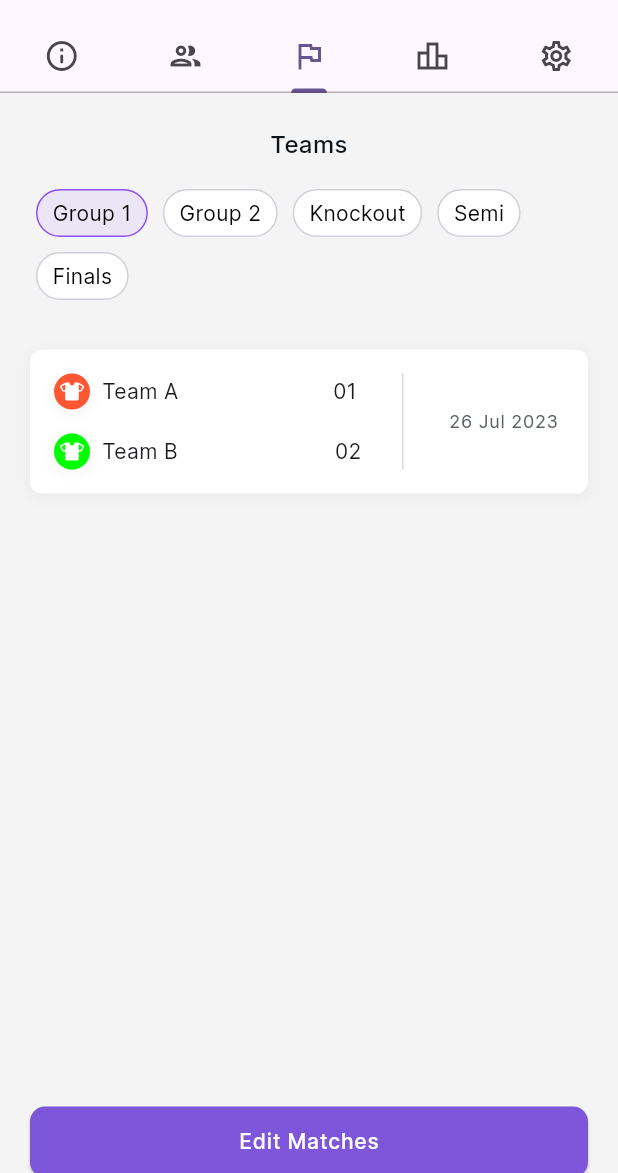
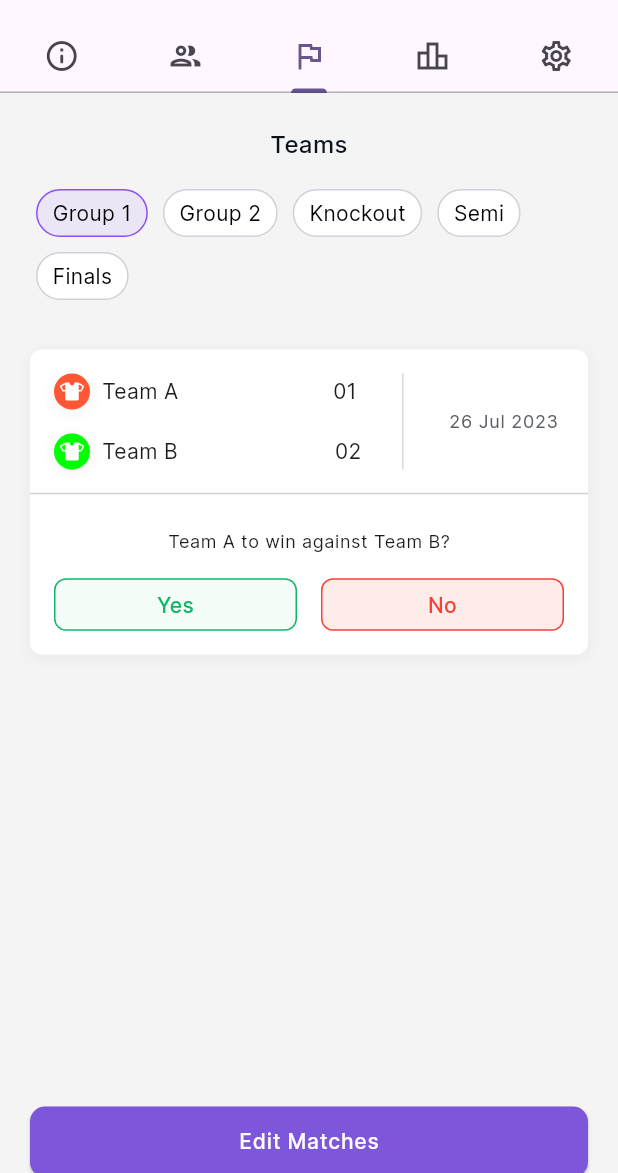
Before and after one commit to vanderduse/skillspe-Flutter-, a Flutter app: the screen it shows after launch, tab 3 chosen, on a phone screen of 412 x 824 dp, the part 63-1236 px from its top. Run offline on Flutter 3.47's test engine with Material 3 defaults, Android fonts, the phone set to English and light mode, and no system bars; our stand-ins replace auto_size_text, bloc, carousel_slider, country_code_picker, dio, dots_indicator and 8 more; missing offline and left inert: dart:ffi, flutter_firebase_recaptcha, wolt_modal_sheet; accounts and stored records are empty; network calls fail; project files that could hold a hidden picture were left out.

Commit message:
started on fixture screen for motivator view
Signed-off-by: Ram Suthar <ramsuthar305@gmail.com>

```diff
--- a/lib/screens/tournaments/widgets/match_card.dart
+++ b/lib/screens/tournaments/widgets/match_card.dart
@@ -1,6 +1,8 @@
 import 'package:flutter/material.dart';
 import 'package:flutter_svg/flutter_svg.dart';
 import 'package:skills_pe/models/match_model.dart';
+import 'package:skills_pe/sharedWidgets/colored_outline_button.dart';
+import 'package:skills_pe/sharedWidgets/vertical_separator.dart';
 
 class MatchCard extends StatelessWidget {
   final Match matchDetails;
@@ -13,12 +15,10 @@ class MatchCard extends StatelessWidget {
       children: [
         Container(
             width: double.infinity,
-          height: 96,
-          padding: const EdgeInsets.all(16),
             decoration: ShapeDecoration(
               color: Colors.white,
-            shape:
-                RoundedRectangleBorder(borderRadius: BorderRadius.circular(8)),
+              shape: RoundedRectangleBorder(
+                  borderRadius: BorderRadius.circular(8)),
               shadows: const [
                 BoxShadow(
                   color: Color(0x19717C86),
@@ -28,6 +28,11 @@ class MatchCard extends StatelessWidget {
                 )
               ],
             ),
+            child: Column(
+              children: [
+                Container(
+                    width: double.infinity,
+                    padding: const EdgeInsets.fromLTRB(16, 16, 16, 8),
                     child: Row(
                       mainAxisSize: MainAxisSize.min,
                       mainAxisAlignment: MainAxisAlignment.spaceBetween,
@@ -73,7 +78,8 @@ class MatchCard extends StatelessWidget {
                                   width: 131,
                                   child: Text(
                                     matchDetails.teamSet[0].teamName,
-                          style: Theme.of(context).textTheme.bodyMedium,
+                                    style:
+                                        Theme.of(context).textTheme.bodyMedium,
                                   ),
                                 ),
                                 const SizedBox(width: 8),
@@ -82,7 +88,8 @@ class MatchCard extends StatelessWidget {
                                   child: Text(
                                     '01',
                                     textAlign: TextAlign.right,
-                          style: Theme.of(context).textTheme.bodyMedium,
+                                    style:
+                                        Theme.of(context).textTheme.bodyMedium,
                                   ),
                                 ),
                               ],
@@ -122,7 +129,8 @@ class MatchCard extends StatelessWidget {
                                   width: 134,
                                   child: Text(
                                     matchDetails.teamSet[1].teamName,
-                          style: Theme.of(context).textTheme.bodyMedium,
+                                    style:
+                                        Theme.of(context).textTheme.bodyMedium,
                                   ),
                                 ),
                                 const SizedBox(width: 8),
@@ -131,7 +139,8 @@ class MatchCard extends StatelessWidget {
                                   child: Text(
                                     '02',
                                     textAlign: TextAlign.right,
-                          style: Theme.of(context).textTheme.bodyMedium,
+                                    style:
+                                        Theme.of(context).textTheme.bodyMedium,
                                   ),
                                 ),
                               ],
@@ -145,7 +154,8 @@ class MatchCard extends StatelessWidget {
                           child: Container(
                             width: 1,
                             height: 64,
-                  decoration: const BoxDecoration(color: Color(0xFFD0D1DA)),
+                            decoration:
+                                const BoxDecoration(color: Color(0xFFD0D1DA)),
                           ),
                         ),
                         const SizedBox(width: 16),
@@ -159,8 +169,56 @@ class MatchCard extends StatelessWidget {
                           ),
                         ),
                       ],
+                    )),
+                const Divider(
+                  color: Color(0xffD0D1DA),
+                ),
+                Container(
+                  width: double.infinity,
+                  padding: const EdgeInsets.all(16),
+                  child: Column(
+                    children: [
+                      Text(
+                        "${matchDetails.teamSet[0].teamName} to win against ${matchDetails.teamSet[1].teamName}?",
+                        style: Theme.of(context).textTheme.bodySmall,
+                        textAlign: TextAlign.start,
+                      ),
+                      const VerticalSeparator(),
+                      Row(
+                        mainAxisAlignment: MainAxisAlignment.spaceEvenly,
+                        children: [
+                          Expanded(
+                            child: ColoredOutlineButton(
+                              text: 'Yes',
+                              textColor: Color(0xFF12B669),
+                              buttonColor: Color(0x0C12B669),
+                              onTap: () {
+                                // Handle button tap
+                              },
                             ),
                           ),
+                          const SizedBox(
+                            width: 16,
+                          ),
+                          Expanded(
+                            child: ColoredOutlineButton(
+                              text: 'No',
+                              textColor:
+                                  Colors.red, // Change the color as needed
+                              buttonColor: Colors.red.withOpacity(
+                                  0.1), // Change the color as needed
+                              onTap: () {
+                                // Handle button tap
+                              },
+                            ),
+                          ),
+                        ],
+                      ),
+                    ],
+                  ),
+                )
+              ],
+            )),
       ],
     );
   }
--- /dev/null
+++ b/lib/sharedWidgets/colored_outline_button.dart
@@ -0,0 +1,45 @@
+import 'package:flutter/material.dart';
+
+class ColoredOutlineButton extends StatelessWidget {
+  final String text;
+  final Color textColor;
+  final Color buttonColor;
+  final VoidCallback onTap;
+
+  const ColoredOutlineButton({
+    Key? key,
+    required this.text,
+    required this.textColor,
+    required this.buttonColor,
+    required this.onTap,
+  }) : super(key: key);
+
+  @override
+  Widget build(BuildContext context) {
+    return InkWell(
+      onTap: onTap,
+      child: Container(
+        width: double.infinity,
+        padding: const EdgeInsets.symmetric(horizontal: 14, vertical: 16),
+        decoration: ShapeDecoration(
+          color: buttonColor,
+          shape: RoundedRectangleBorder(
+            side: BorderSide(width: 1, color: textColor),
+            borderRadius: BorderRadius.circular(8),
+          ),
+        ),
+        child: Text(
+          text,
+          textAlign: TextAlign.center,
+          style: TextStyle(
+            color: textColor,
+            fontSize: 14,
+            fontFamily: 'Inter',
+            fontWeight: FontWeight.w500,
+            height: 0.10,
+          ),
+        ),
+      ),
+    );
+  }
+}
```
Lines whose indentation alone changed are shown as unchanged.
